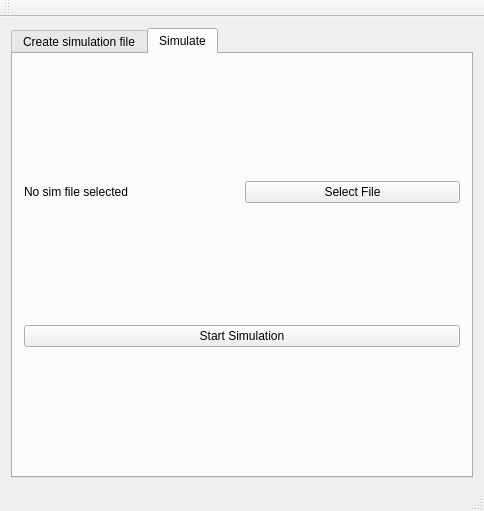
First picture: the form in src/mainwindow.ui, repository m-anwr/DSProject, before the edit.
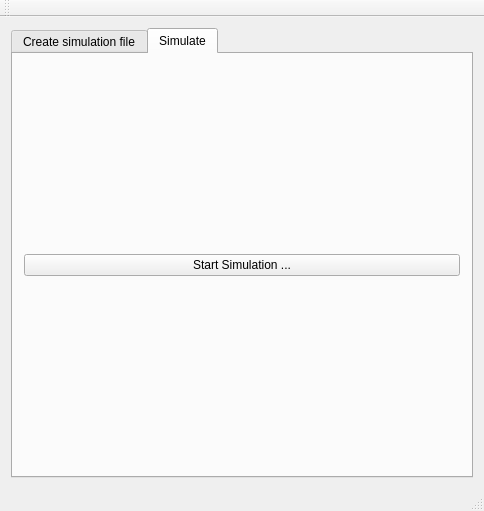
Second picture: the form after the edit.

```diff
--- a/src/mainwindow.ui
+++ b/src/mainwindow.ui
@@ -167,24 +167,10 @@
         <string>Select .elv file to simulate</string>
        </attribute>
        <layout class="QGridLayout" name="gridLayout_5">
-        <item row="0" column="1">
-         <widget class="QPushButton" name="selectSimFileBtn">
-          <property name="text">
-           <string>Select File</string>
-          </property>
-         </widget>
-        </item>
-        <item row="0" column="0">
-         <widget class="QLabel" name="simFilePath">
-          <property name="text">
-           <string>No sim file selected</string>
-          </property>
-         </widget>
-        </item>
-        <item row="1" column="0" colspan="2">
+        <item row="0" column="0" colspan="2">
          <widget class="QPushButton" name="startSimBtn">
           <property name="text">
-           <string>Start Simulation</string>
+           <string>Start Simulation ...</string>
           </property>
          </widget>
         </item>
```
Left out of the diff: 2 changed lines with no effect on the pictures.
